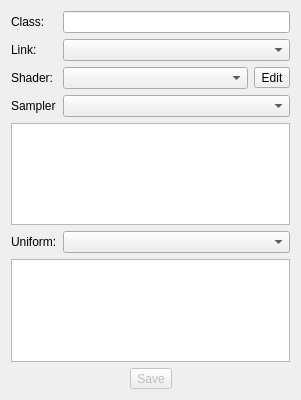
shdpl/nawia, file Tools/Horde3DEditor/src/HordeSceneEditor/MaterialWidget.ui: the form before one commit.
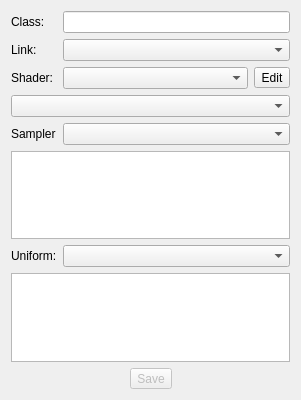
The form after the commit. Custom widgets are drawn as their Qt base class.

Commit message: - fixed adding shader flags multiple times - added shader's flags to material editor - added shader's uniforms to material editor - added shader's textures to material editor TODO: integrate material data into material editor

```diff
--- a/Tools/Horde3DEditor/src/HordeSceneEditor/MaterialWidget.ui
+++ b/Tools/Horde3DEditor/src/HordeSceneEditor/MaterialWidget.ui
@@ -57,33 +57,36 @@
      </property>
     </widget>
    </item>
-   <item row="3" column="0">
+   <item row="3" column="0" colspan="3">
+    <widget class="CheckBoxList" name="m_shaderFlags"/>
+   </item>
+   <item row="4" column="0">
     <widget class="QLabel" name="label_3">
      <property name="text">
       <string>Sampler</string>
      </property>
     </widget>
    </item>
-   <item row="3" column="1" colspan="2">
+   <item row="4" column="1" colspan="2">
     <widget class="QComboBox" name="m_texUnitCombo"/>
    </item>
-   <item row="4" column="0" colspan="3">
+   <item row="5" column="0" colspan="3">
     <widget class="QPropertyEditorWidget" name="m_texUnitProperties"/>
    </item>
-   <item row="5" column="0">
+   <item row="6" column="0">
     <widget class="QLabel" name="label_4">
      <property name="text">
       <string>Uniform:</string>
      </property>
     </widget>
    </item>
-   <item row="5" column="1" colspan="2">
+   <item row="6" column="1" colspan="2">
     <widget class="QComboBox" name="m_uniformCombo"/>
    </item>
-   <item row="6" column="0" colspan="3">
-    <widget class="QPropertyEditorWidget" name="m_uniformProperties"/>
-   </item>
    <item row="7" column="0" colspan="3">
+    <widget class="QPropertyEditorWidget" name="m_uniformProperties"/>
+   </item>
+   <item row="8" column="0" colspan="3">
     <layout class="QHBoxLayout">
      <item>
       <spacer>
@@ -141,6 +144,11 @@
    <extends>QComboBox</extends>
    <header>MaterialCombobox.h</header>
   </customwidget>
+  <customwidget>
+   <class>CheckBoxList</class>
+   <extends>QComboBox</extends>
+   <header>CheckBoxList.h</header>
+  </customwidget>
  </customwidgets>
  <resources/>
  <connections/>
```
The commit also changes 10 other files.
